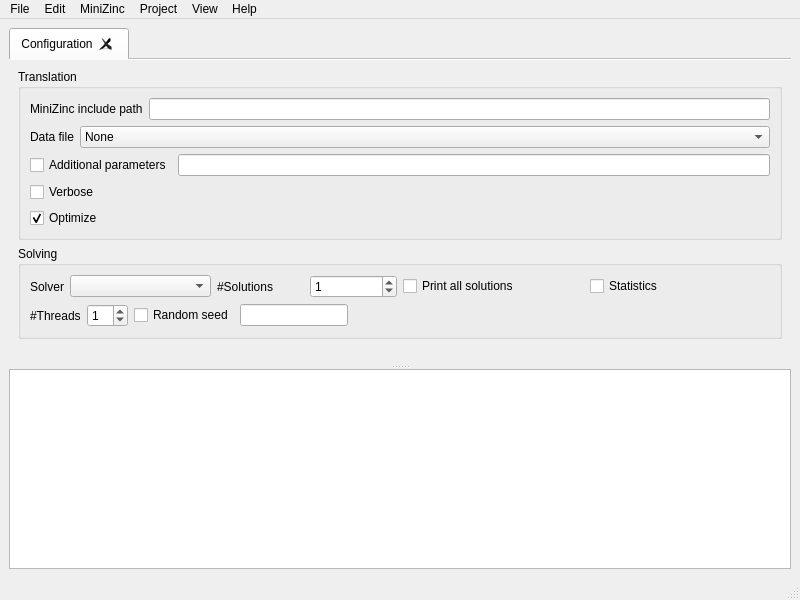
The window that MiniZincIDE/mainwindow.ui (MiniZinc/MiniZincIDE) describes before a commit, drawn with Qt 5.
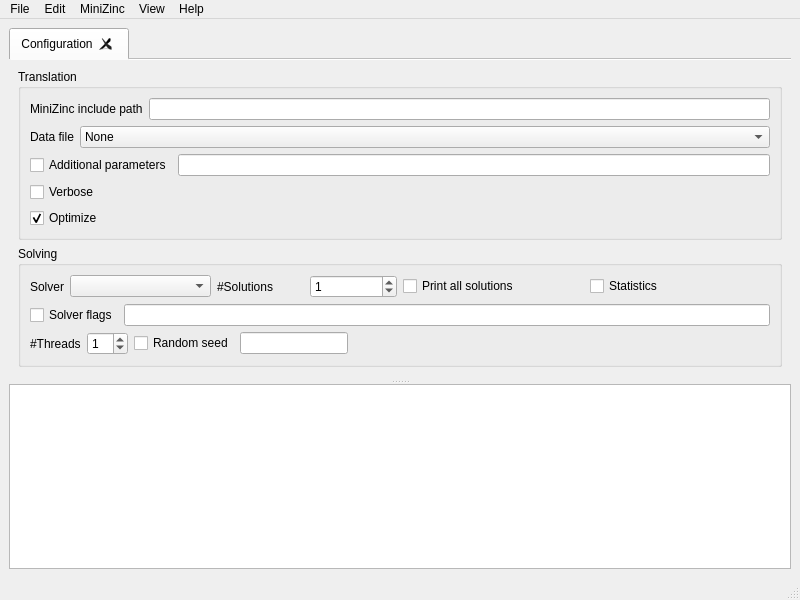
The same window after the commit.

Commit message: Add solver specific flatzinc options. Disable configuration while solver is running

Patch:
```diff
--- a/MiniZincIDE/mainwindow.ui
+++ b/MiniZincIDE/mainwindow.ui
@@ -192,6 +192,20 @@
               </item>
              </layout>
             </item>
+            <item>
+             <layout class="QHBoxLayout" name="horizontalLayout_10">
+              <item>
+               <widget class="QCheckBox" name="conf_have_solverFlags">
+                <property name="text">
+                 <string>Solver flags</string>
+                </property>
+               </widget>
+              </item>
+              <item>
+               <widget class="QLineEdit" name="conf_solverFlags"/>
+              </item>
+             </layout>
+            </item>
             <item>
              <layout class="QHBoxLayout" name="horizontalLayout_9">
               <item>
@@ -324,14 +338,6 @@
     <addaction name="separator"/>
     <addaction name="actionConstraint_Graph"/>
    </widget>
-   <widget class="QMenu" name="menuProject">
-    <property name="title">
-     <string>Project</string>
-    </property>
-    <addaction name="actionNew_2"/>
-    <addaction name="actionOpen_2"/>
-    <addaction name="actionSave_2"/>
-   </widget>
    <widget class="QMenu" name="menuView">
     <property name="title">
      <string>View</string>
@@ -348,7 +354,6 @@
    <addaction name="menuFile"/>
    <addaction name="menuEdit"/>
    <addaction name="menuMiniZinc"/>
-   <addaction name="menuProject"/>
    <addaction name="menuView"/>
    <addaction name="menuHelp"/>
   </widget>
```
Left out of the diff: 15 changed lines with no effect on the pictures. The commit also changes 1 other file.
